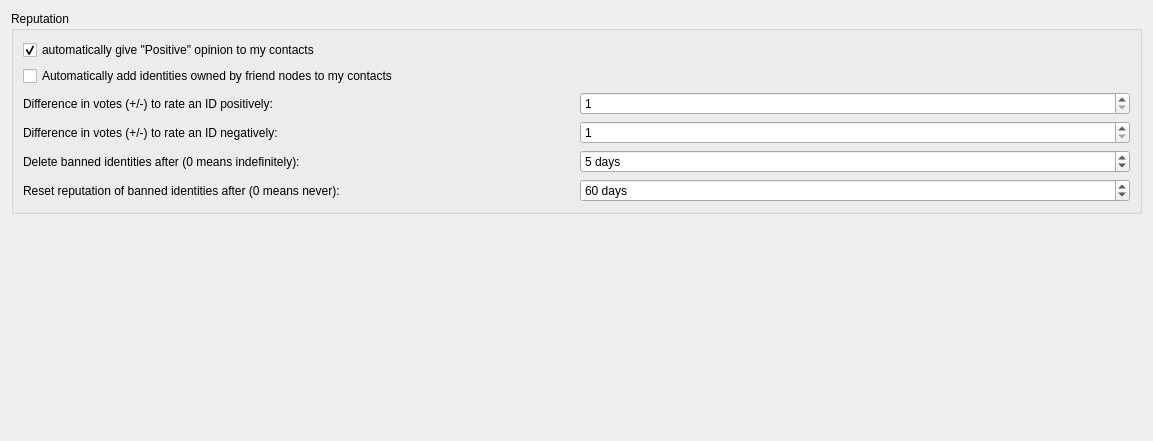
Above: retroshare-gui/src/gui/settings/PeoplePage.ui from RetroShare/RetroShare before the change. Below: the same form after it.
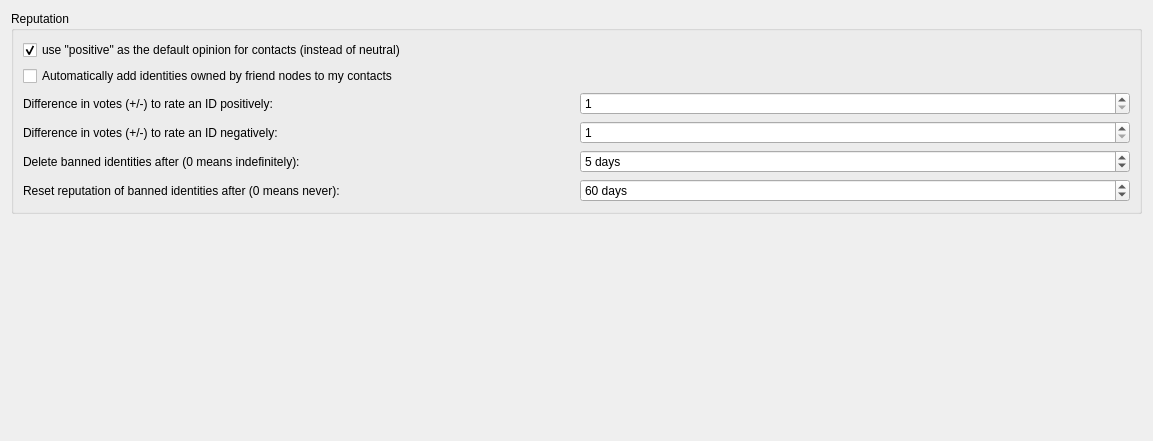
That is the form after the change.

Commit message: make only default opinion to be changed to positive for contacts (optionally)

Diff of the .ui file:
```diff
--- a/retroshare-gui/src/gui/settings/PeoplePage.ui
+++ b/retroshare-gui/src/gui/settings/PeoplePage.ui
@@ -23,7 +23,7 @@
          <string>&lt;html&gt;&lt;head/&gt;&lt;body&gt;&lt;p&gt;Anyone in your contact list will automatically have a positive opinion if not set. This allows to automatically raise reputations of used nodes. &lt;/p&gt;&lt;/body&gt;&lt;/html&gt;</string>
         </property>
         <property name="text">
-         <string>automatically give &quot;Positive&quot; opinion to my contacts</string>
+         <string>use &quot;positive&quot; as the default opinion for contacts (instead of neutral)</string>
         </property>
         <property name="checked">
          <bool>true</bool>
```
The commit also changes 1 other file.
